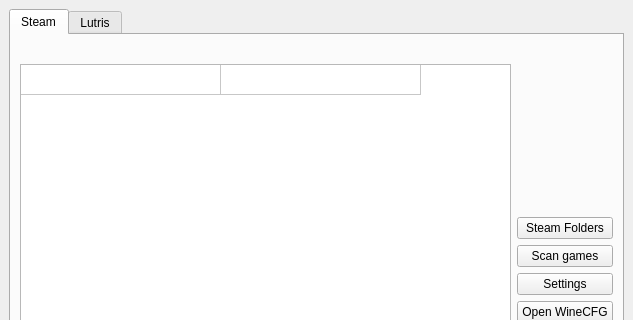
This is src/GUI/gui.ui in DanielTorreMiguel/WineGamePrefixManager as Qt 5 draws it before an edit; both pictures show x 0 to 633 and y 0 to 320 of the 633 by 551 pixel window. The edited form follows.
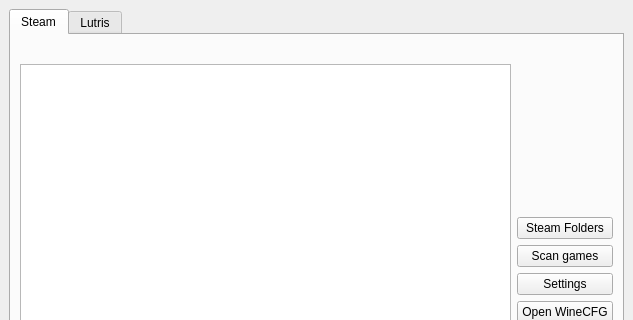
This is the edited form.

Diff of the .ui file:
```diff
--- a/src/GUI/gui.ui
+++ b/src/GUI/gui.ui
@@ -63,10 +63,10 @@
                <bool>true</bool>
               </property>
               <property name="rowCount">
-               <number>1</number>
+               <number>0</number>
               </property>
               <property name="columnCount">
-               <number>2</number>
+               <number>1</number>
               </property>
               <attribute name="horizontalHeaderVisible">
                <bool>false</bool>
@@ -92,8 +92,6 @@
               <attribute name="verticalHeaderHighlightSections">
                <bool>false</bool>
               </attribute>
-              <row/>
-              <column/>
               <column/>
              </widget>
             </item>
```
Left out of the diff: 3 changed lines with no effect on the pictures.
